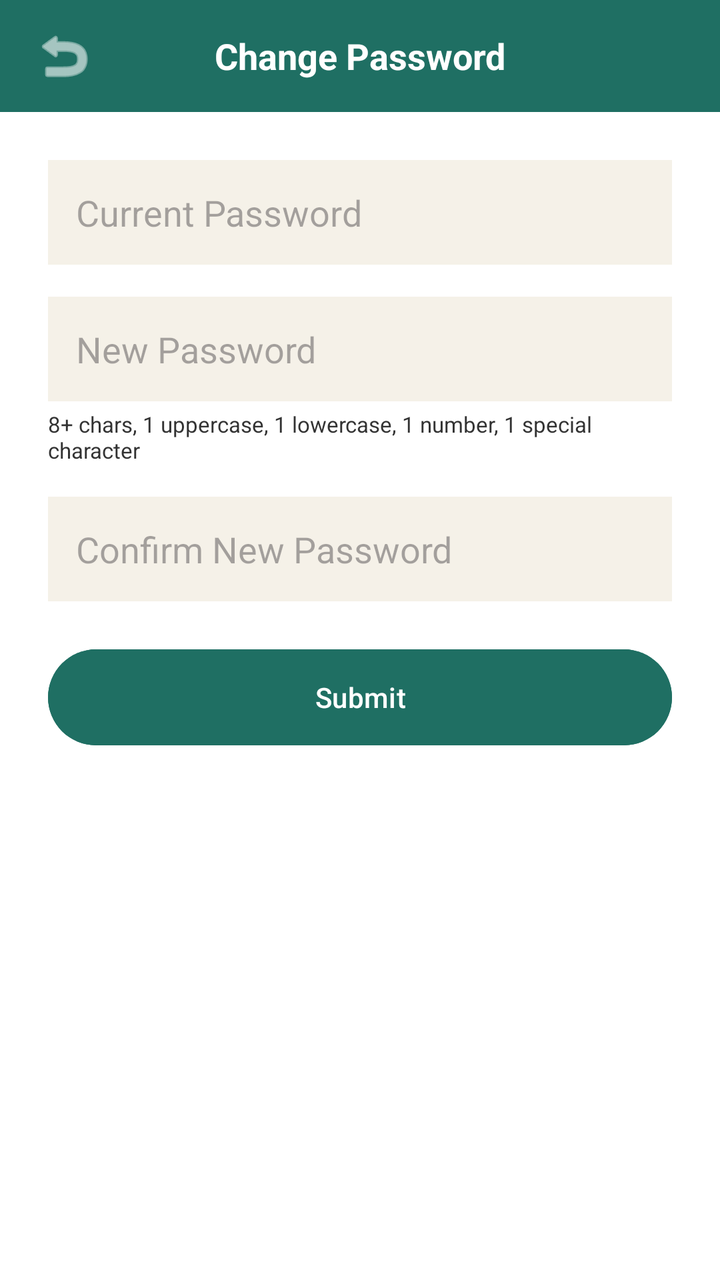
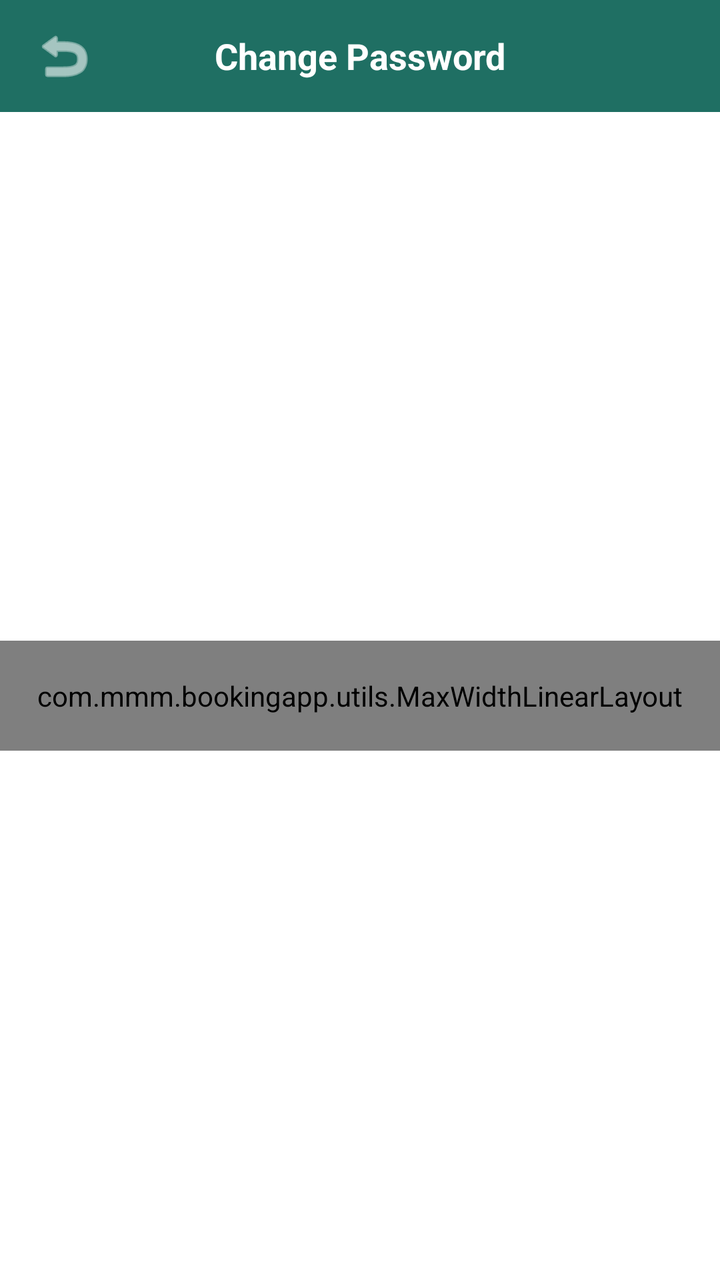

Screens rendered from an Android XML layout before and after an edit, with the pre-edit source and the edit as a unified diff.
<!-- AndroidManifest.xml: application theme Theme.MMMBookingApp -->
<!-- res/layout/activity_change_password.xml -->
<?xml version="1.0" encoding="utf-8"?>
<LinearLayout xmlns:android="http://schemas.android.com/apk/res/android"
    xmlns:app="http://schemas.android.com/apk/res-auto"
    android:layout_width="match_parent"
    android:layout_height="match_parent"
    android:orientation="vertical"
    android:background="@color/color_background">

    <LinearLayout
        android:layout_width="match_parent"
        android:layout_height="56dp"
        android:orientation="horizontal"
        android:gravity="center_vertical"
        android:background="@color/color_primary"
        android:paddingStart="12dp"
        android:paddingEnd="12dp">

        <ImageButton
            android:id="@+id/btnBack"
            android:layout_width="40dp"
            android:layout_height="40dp"
            android:background="?attr/selectableItemBackgroundBorderless"
            android:src="@android:drawable/ic_menu_revert"
            app:tint="@color/color_text_on_primary"
            android:contentDescription="@string/btn_ok" />

        <TextView
            android:layout_width="0dp"
            android:layout_height="wrap_content"
            android:layout_weight="1"
            android:gravity="center"
            android:text="@string/change_password_title"
            android:textColor="@color/color_text_on_primary"
            android:textSize="18sp"
            android:textStyle="bold" />

        <View
            android:layout_width="40dp"
            android:layout_height="1dp" />
    </LinearLayout>

    <LinearLayout
        android:layout_width="match_parent"
        android:layout_height="wrap_content"
        android:orientation="vertical"
        android:padding="24dp">

        <EditText
            android:id="@+id/etCurrentPassword"
            android:layout_width="match_parent"
            android:layout_height="wrap_content"
            android:hint="@string/hint_current_password"
            android:inputType="textPassword"
            android:padding="14dp"
            android:background="@color/color_surface"
            android:layout_marginBottom="16dp" />

        <EditText
            android:id="@+id/etNewPassword"
            android:layout_width="match_parent"
            android:layout_height="wrap_content"
            android:hint="@string/hint_new_password"
            android:inputType="textPassword"
            android:padding="14dp"
            android:background="@color/color_surface" />

        <TextView
            android:layout_width="match_parent"
            android:layout_height="wrap_content"
            android:text="@string/password_requirements"
            android:textColor="@color/color_text_primary"
            android:textSize="11sp"
            android:layout_marginTop="4dp"
            android:layout_marginBottom="16dp" />

        <EditText
            android:id="@+id/etConfirmNewPassword"
            android:layout_width="match_parent"
            android:layout_height="wrap_content"
            android:hint="@string/hint_confirm_new_password"
            android:inputType="textPassword"
            android:padding="14dp"
            android:background="@color/color_surface"
            android:layout_marginBottom="20dp" />

        <ProgressBar
            android:id="@+id/progressBar"
            android:layout_width="wrap_content"
            android:layout_height="wrap_content"
            android:layout_gravity="center"
            android:visibility="gone"
            android:layout_marginBottom="12dp" />

        <Button
            android:id="@+id/btnSubmitChangePassword"
            android:layout_width="match_parent"
            android:layout_height="56dp"
            android:text="@string/btn_submit"
            android:textColor="@color/color_text_on_primary"
            android:backgroundTint="@color/color_primary" />

    </LinearLayout>
</LinearLayout>
<!-- resources referenced by this layout -->
<resources>
  <color name="color_background">#FFFFFF</color>
  <color name="color_primary">#1F6F63</color>
  <color name="color_surface">#F5F1E8</color>
  <color name="color_text_on_primary">#FFFFFF</color>
  <color name="color_text_primary">#333333</color>
  <string name="btn_ok">OK</string>
  <string name="btn_submit">Submit</string>
  <string name="change_password_title">Change Password</string>
  <string name="hint_confirm_new_password">Confirm New Password</string>
  <string name="hint_current_password">Current Password</string>
  <string name="hint_new_password">New Password</string>
  <string name="password_requirements">8+ chars, 1 uppercase, 1 lowercase, 1 number, 1 special character</string>
  <style name="Theme.MMMBookingApp" parent="Theme.Material3.Light.NoActionBar">
          <item name="colorPrimary">@color/color_primary</item>
          <item name="colorOnPrimary">@color/color_text_on_primary</item>
          <item name="android:colorBackground">@color/color_background</item>
          <item name="colorSurface">@color/color_surface</item>
          <item name="colorSecondary">@color/color_highlight</item>
          <item name="android:textColorPrimary">@color/color_text_primary</item>
          <item name="android:statusBarColor">@color/color_primary</item>
      </style>
  <color name="color_highlight">#AEE1E8</color>
</resources>

<!-- the commit's change to res/layout/activity_change_password.xml (unified diff, before → after) -->
@@ -1,103 +1,122 @@
 <?xml version="1.0" encoding="utf-8"?>
-<LinearLayout xmlns:android="http://schemas.android.com/apk/res/android"
+<ScrollView xmlns:android="http://schemas.android.com/apk/res/android"
     xmlns:app="http://schemas.android.com/apk/res-auto"
     android:layout_width="match_parent"
     android:layout_height="match_parent"
-    android:orientation="vertical"
-    android:background="@color/color_background">
+    android:background="@color/color_background"
+    android:fillViewport="true">
 
     <LinearLayout
         android:layout_width="match_parent"
-        android:layout_height="56dp"
-        android:orientation="horizontal"
-        android:gravity="center_vertical"
-        android:background="@color/color_primary"
-        android:paddingStart="12dp"
-        android:paddingEnd="12dp">
+        android:layout_height="match_parent"
+        android:orientation="vertical">
 
-        <ImageButton
-            android:id="@+id/btnBack"
-            android:layout_width="40dp"
-            android:layout_height="40dp"
-            android:background="?attr/selectableItemBackgroundBorderless"
-            android:src="@android:drawable/ic_menu_revert"
-            app:tint="@color/color_text_on_primary"
-            android:contentDescription="@string/btn_ok" />
-
-        <TextView
-            android:layout_width="0dp"
-            android:layout_height="wrap_content"
-            android:layout_weight="1"
-            android:gravity="center"
-            android:text="@string/change_password_title"
-            android:textColor="@color/color_text_on_primary"
-            android:textSize="18sp"
-            android:textStyle="bold" />
-
-        <View
-            android:layout_width="40dp"
-            android:layout_height="1dp" />
-    </LinearLayout>
-
-    <LinearLayout
-        android:layout_width="match_parent"
-        android:layout_height="wrap_content"
-        android:orientation="vertical"
-        android:padding="24dp">
-
-        <EditText
-            android:id="@+id/etCurrentPassword"
-            android:layout_width="match_parent"
-            android:layout_height="wrap_content"
-            android:hint="@string/hint_current_password"
-            android:inputType="textPassword"
-            android:padding="14dp"
-            android:background="@color/color_surface"
-            android:layout_marginBottom="16dp" />
-
-        <EditText
-            android:id="@+id/etNewPassword"
-            android:layout_width="match_parent"
-            android:layout_height="wrap_content"
-            android:hint="@string/hint_new_password"
-            android:inputType="textPassword"
-            android:padding="14dp"
-            android:background="@color/color_surface" />
-
-        <TextView
-            android:layout_width="match_parent"
-            android:layout_height="wrap_content"
-            android:text="@string/password_requirements"
-            android:textColor="@color/color_text_primary"
-            android:textSize="11sp"
-            android:layout_marginTop="4dp"
-            android:layout_marginBottom="16dp" />
-
-        <EditText
-            android:id="@+id/etConfirmNewPassword"
-            android:layout_width="match_parent"
-            android:layout_height="wrap_content"
-            android:hint="@string/hint_confirm_new_password"
-            android:inputType="textPassword"
-            android:padding="14dp"
-            android:background="@color/color_surface"
-            android:layout_marginBottom="20dp" />
-
-        <ProgressBar
-            android:id="@+id/progressBar"
-            android:layout_width="wrap_content"
-            android:layout_height="wrap_content"
-            android:layout_gravity="center"
-            android:visibility="gone"
-            android:layout_marginBottom="12dp" />
-
-        <Button
-            android:id="@+id/btnSubmitChangePassword"
+        <LinearLayout
             android:layout_width="match_parent"
             android:layout_height="56dp"
-            android:text="@string/btn_submit"
-            android:textColor="@color/color_text_on_primary"
-            android:backgroundTint="@color/color_primary" />
+            android:orientation="horizontal"
+            android:gravity="center_vertical"
+            android:background="@color/color_primary"
+            android:paddingStart="12dp"
+            android:paddingEnd="12dp">
 
+            <ImageButton
+                android:id="@+id/btnBack"
+                android:layout_width="40dp"
+                android:layout_height="40dp"
+                android:background="?attr/selectableItemBackgroundBorderless"
+                android:src="@android:drawable/ic_menu_revert"
+                app:tint="@color/color_text_on_primary"
+                android:contentDescription="@string/btn_ok" />
+
+            <TextView
+                android:layout_width="0dp"
+                android:layout_height="wrap_content"
+                android:layout_weight="1"
+                android:gravity="center"
+                android:text="@string/change_password_title"
+                android:textColor="@color/color_text_on_primary"
+                android:textSize="@dimen/text_size_18"
+                android:textStyle="bold" />
+
+            <View
+                android:layout_width="40dp"
+                android:layout_height="1dp" />
+        </LinearLayout>
+
+        <LinearLayout
+            android:layout_width="match_parent"
+            android:layout_height="0dp"
+            android:layout_weight="1"
+            android:gravity="center_vertical"
+            android:orientation="vertical">
+
+            <com.mmm.bookingapp.utils.MaxWidthLinearLayout
+                android:layout_width="match_parent"
+                android:layout_height="wrap_content"
+                android:layout_gravity="center_horizontal"
+                android:orientation="vertical"
+                android:padding="@dimen/screen_horizontal_padding">
+
+                <EditText
+                    android:id="@+id/etCurrentPassword"
+                    android:layout_width="match_parent"
+                    android:layout_height="wrap_content"
+                    android:hint="@string/hint_current_password"
+                    android:inputType="textPassword"
+                    android:padding="14dp"
+                    android:background="@color/color_surface"
+                    android:textSize="@dimen/text_size_14"
+                    android:layout_marginBottom="16dp" />
+
+                <EditText
+                    android:id="@+id/etNewPassword"
+                    android:layout_width="match_parent"
+                    android:layout_height="wrap_content"
+                    android:hint="@string/hint_new_password"
+                    android:inputType="textPassword"
+                    android:padding="14dp"
+                    android:background="@color/color_surface"
+                    android:textSize="@dimen/text_size_14" />
+
+                <TextView
+                    android:layout_width="match_parent"
+                    android:layout_height="wrap_content"
+                    android:text="@string/password_requirements"
+                    android:textColor="@color/color_text_primary"
+                    android:textSize="@dimen/text_size_11"
+                    android:layout_marginTop="4dp"
+                    android:layout_marginBottom="16dp" />
+
+                <EditText
+                    android:id="@+id/etConfirmNewPassword"
+                    android:layout_width="match_parent"
+                    android:layout_height="wrap_content"
+                    android:hint="@string/hint_confirm_new_password"
+                    android:inputType="textPassword"
+                    android:padding="14dp"
+                    android:background="@color/color_surface"
+                    android:textSize="@dimen/text_size_14"
+                    android:layout_marginBottom="20dp" />
+
+                <ProgressBar
+                    android:id="@+id/progressBar"
+                    android:layout_width="wrap_content"
+                    android:layout_height="wrap_content"
+                    android:layout_gravity="center"
+                    android:visibility="gone"
+                    android:layout_marginBottom="12dp" />
+
+                <Button
+                    android:id="@+id/btnSubmitChangePassword"
+                    android:layout_width="match_parent"
+                    android:layout_height="56dp"
+                    android:text="@string/btn_submit"
+                    android:textColor="@color/color_text_on_primary"
+                    android:textSize="@dimen/text_size_16"
+                    android:backgroundTint="@color/color_primary" />
+
+            </com.mmm.bookingapp.utils.MaxWidthLinearLayout>
+        </LinearLayout>
     </LinearLayout>
-</LinearLayout>
+</ScrollView>
<!-- resource entries referenced after the edit -->
@@ -5,6 +5,11 @@
   <color name="color_surface">#F5F1E8</color>
   <color name="color_text_on_primary">#FFFFFF</color>
   <color name="color_text_primary">#333333</color>
+  <dimen name="screen_horizontal_padding">18dp</dimen>
+  <dimen name="text_size_11">11sp</dimen>
+  <dimen name="text_size_14">14sp</dimen>
+  <dimen name="text_size_16">16sp</dimen>
+  <dimen name="text_size_18">18sp</dimen>
   <string name="btn_ok">OK</string>
   <string name="btn_submit">Submit</string>
   <string name="change_password_title">Change Password</string>
